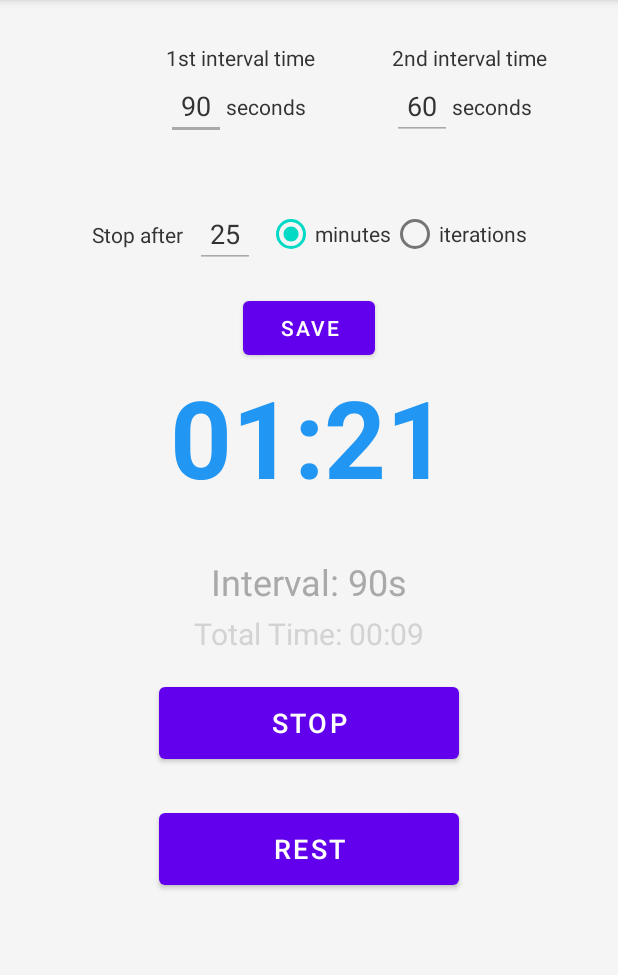
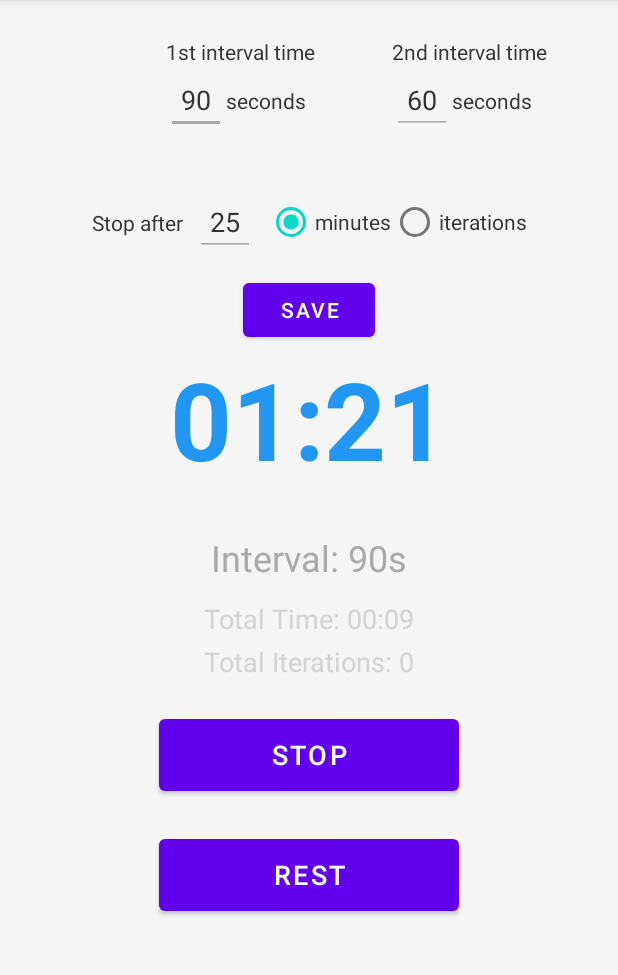
Before and after one commit to wakedappdev/TrainingTimer, an Android app: the screen it shows after launch (MainActivity), on a phone screen of 412 x 824 dp, the part 84-1059 px from its top. Run offline under Robolectric (Android 15) with nearby library versions, the phone set to English and light mode, and no system bars.

Commit message:
Added total time and total iterations count

```diff
--- a/app/src/main/java/com/example/timerapp/MainActivity.kt
+++ b/app/src/main/java/com/example/timerapp/MainActivity.kt
@@ -16,6 +16,7 @@ class MainActivity : AppCompatActivity() {
     private lateinit var timerText: TextView
     private lateinit var intervalText: TextView
     private lateinit var totalTimeText: TextView
+    private lateinit var totalIterationsText: TextView
     private lateinit var startStopButton: Button
     private lateinit var restButton: Button
     private lateinit var interval1Input: EditText
@@ -26,6 +27,7 @@ class MainActivity : AppCompatActivity() {
 
     private var countDownTimer: CountDownTimer? = null
     private var totalTimer: CountDownTimer? = null
+    private var trackingTimer: CountDownTimer? = null
     private var isRunning = false
     private var interval1 = 90
     private var interval2 = 60
@@ -45,6 +47,7 @@ class MainActivity : AppCompatActivity() {
         timerText = findViewById(R.id.timerText)
         intervalText = findViewById(R.id.intervalText)
         totalTimeText = findViewById(R.id.totalTimeText)
+        totalIterationsText = findViewById(R.id.totalIterationsText)
         startStopButton = findViewById(R.id.startStopButton)
         restButton = findViewById(R.id.restButton)
         interval1Input = findViewById(R.id.interval1Input)
@@ -56,7 +59,6 @@ class MainActivity : AppCompatActivity() {
         toneGenerator = ToneGenerator(AudioManager.STREAM_ALARM, 100)
 
         updateDisplay()
-        startTimer()
 
         startStopButton.setOnClickListener {
             if (isRunning) {
@@ -99,6 +101,8 @@ class MainActivity : AppCompatActivity() {
                 totalDurationInput.setText("8")
             }
         }
+
+        startTimer()
     }
 
     private fun startTimer() {
@@ -107,8 +111,11 @@ class MainActivity : AppCompatActivity() {
         startStopButton.text = "Stop"
         totalTimeElapsed = 0L
         iterationCount = 0
+        updateDisplay()
 
         createTimer(remainingTime)
+        startTrackingTimer()
+
         if (stopConditionType.checkedRadioButtonId == R.id.stopAfterMinutes) {
             startTotalTimer()
         }
@@ -119,8 +126,10 @@ class MainActivity : AppCompatActivity() {
         startStopButton.text = "Start"
         countDownTimer?.cancel()
         totalTimer?.cancel()
+        trackingTimer?.cancel()
         countDownTimer = null
         totalTimer = null
+        trackingTimer = null
     }
 
     private fun createTimer(duration: Long) {
@@ -133,7 +142,9 @@ class MainActivity : AppCompatActivity() {
             }
 
             override fun onFinish() {
-                iterationCount++
+                if (currentInterval == interval2) {
+                    iterationCount++
+                }
                 playBeeps(4)
 
                 if (stopConditionType.checkedRadioButtonId == R.id.stopAfterIterations && iterationCount >= totalDuration) {
@@ -172,13 +183,24 @@ class MainActivity : AppCompatActivity() {
         beepTimer.start()
     }
 
+    private fun startTrackingTimer() {
+        trackingTimer?.cancel()
+        trackingTimer = object : CountDownTimer(Long.MAX_VALUE, 1000) {
+            override fun onTick(millisUntilFinished: Long) {
+                if (isRunning) {
+                    totalTimeElapsed += 1000
+                    updateDisplay()
+                }
+            }
+
+            override fun onFinish() {}
+        }.start()
+    }
+
     private fun startTotalTimer() {
         totalTimer?.cancel()
         totalTimer = object : CountDownTimer(totalDuration * 60 * 1000L, 1000) {
-            override fun onTick(millisUntilFinished: Long) {
-                totalTimeElapsed += 1000
-                updateTotalTimeDisplay()
-            }
+            override fun onTick(millisUntilFinished: Long) {}
 
             override fun onFinish() {
                 stopTimer()
@@ -192,19 +214,19 @@ class MainActivity : AppCompatActivity() {
         val secs = seconds % 60
         timerText.text = String.format("%02d:%02d", minutes, secs)
         intervalText.text = "Interval: ${currentInterval}s"
-    }
 
-    private fun updateTotalTimeDisplay() {
-        val seconds = (totalTimeElapsed / 1000).toInt()
-        val minutes = seconds / 60
-        val secs = seconds % 60
-        totalTimeText.text = String.format("Total Time: %02d:%02d", minutes, secs)
+        val totalSeconds = (totalTimeElapsed / 1000).toInt()
+        val totalMinutes = totalSeconds / 60
+        val totalSecs = totalSeconds % 60
+        totalTimeText.text = String.format("Total Time: %02d:%02d", totalMinutes, totalSecs)
+        totalIterationsText.text = "Total Iterations: $iterationCount"
     }
 
     override fun onDestroy() {
         super.onDestroy()
         countDownTimer?.cancel()
         totalTimer?.cancel()
+        trackingTimer?.cancel()
         toneGenerator.release()
     }
 }
--- a/app/src/main/res/layout/activity_main.xml
+++ b/app/src/main/res/layout/activity_main.xml
@@ -21,16 +21,16 @@
         android:id="@+id/interval1Input"
         android:layout_width="40dp"
         android:layout_height="wrap_content"
+        android:layout_marginTop="44dp"
+        android:backgroundTint="#A9A9A9"
         android:gravity="center"
         android:hint="Interval 1 (s)"
         android:inputType="number"
         android:text="90"
         android:textColor="#333333"
-        android:backgroundTint="#A9A9A9"
         app:layout_constraintEnd_toStartOf="@+id/interval2Input"
         app:layout_constraintStart_toStartOf="parent"
-        app:layout_constraintTop_toTopOf="parent"
-        android:layout_marginTop="48dp"/>
+        app:layout_constraintTop_toTopOf="parent" />
 
     <TextView
         android:id="@+id/interval1Seconds"
@@ -38,15 +38,15 @@
         android:layout_height="wrap_content"
         android:text="seconds"
         android:textColor="#333333"
+        app:layout_constraintBottom_toBottomOf="@id/interval1Input"
         app:layout_constraintStart_toEndOf="@id/interval1Input"
-        app:layout_constraintTop_toTopOf="@id/interval1Input"
-        app:layout_constraintBottom_toBottomOf="@id/interval1Input"/>
+        app:layout_constraintTop_toTopOf="@id/interval1Input" />
 
     <EditText
         android:id="@+id/interval2Input"
         android:layout_width="40dp"
         android:layout_height="wrap_content"
-        android:layout_marginTop="48dp"
+        android:layout_marginTop="44dp"
         android:backgroundTint="#A9A9A9"
         android:gravity="center"
         android:hint="Interval 2 (s)"
@@ -82,74 +82,74 @@
         android:layout_height="wrap_content"
         android:text="Stop after"
         android:textColor="#333333"
+        app:layout_constraintBottom_toBottomOf="@+id/totalDurationInput"
+        app:layout_constraintEnd_toStartOf="@+id/totalDurationInput"
         app:layout_constraintHorizontal_chainStyle="packed"
         app:layout_constraintStart_toStartOf="parent"
-        app:layout_constraintEnd_toStartOf="@+id/totalDurationInput"
-        app:layout_constraintTop_toTopOf="@+id/totalDurationInput"
-        app:layout_constraintBottom_toBottomOf="@+id/totalDurationInput" />
+        app:layout_constraintTop_toTopOf="@+id/totalDurationInput" />
 
     <EditText
         android:id="@+id/totalDurationInput"
         android:layout_width="40dp"
         android:layout_height="wrap_content"
+        android:layout_marginStart="8dp"
+        android:layout_marginTop="36dp"
+        android:backgroundTint="#A9A9A9"
         android:gravity="center"
         android:hint="Value"
         android:inputType="number"
         android:text="25"
         android:textColor="#333333"
-        android:backgroundTint="#A9A9A9"
-        android:layout_marginStart="8dp"
-        app:layout_constraintTop_toBottomOf="@id/interval1Input"
+        app:layout_constraintEnd_toStartOf="@+id/stopConditionType"
         app:layout_constraintStart_toEndOf="@+id/totalDurationLabel"
-        app:layout_constraintEnd_toStartOf="@+id/stopConditionType"
-        android:layout_marginTop="40dp"/>
+        app:layout_constraintTop_toBottomOf="@id/interval1Input" />
 
     <RadioGroup
         android:id="@+id/stopConditionType"
         android:layout_width="wrap_content"
         android:layout_height="wrap_content"
+        android:layout_marginStart="8dp"
         android:orientation="horizontal"
-        android:layout_marginStart="8dp"
+        app:layout_constraintBottom_toBottomOf="@id/totalDurationInput"
+        app:layout_constraintEnd_toEndOf="parent"
         app:layout_constraintStart_toEndOf="@id/totalDurationInput"
-        app:layout_constraintEnd_toEndOf="parent"
-        app:layout_constraintTop_toTopOf="@id/totalDurationInput"
-        app:layout_constraintBottom_toBottomOf="@id/totalDurationInput">
+        app:layout_constraintTop_toTopOf="@id/totalDurationInput">
 
         <RadioButton
             android:id="@+id/stopAfterMinutes"
             android:layout_width="wrap_content"
             android:layout_height="wrap_content"
+            android:checked="true"
             android:text="minutes"
-            android:textColor="#333333"
-            android:checked="true" />
+            android:textColor="#333333" />
 
         <RadioButton
             android:id="@+id/stopAfterIterations"
             android:layout_width="wrap_content"
             android:layout_height="wrap_content"
-            android:textColor="#333333"
-            android:text="iterations" />
+            android:text="iterations"
+            android:textColor="#333333" />
     </RadioGroup>
 
     <Button
         android:id="@+id/saveIntervalsButton"
         android:layout_width="wrap_content"
         android:layout_height="wrap_content"
+        android:layout_marginTop="12dp"
         android:text="Save"
-        app:layout_constraintTop_toBottomOf="@+id/totalDurationInput"
+        app:layout_constraintEnd_toEndOf="parent"
         app:layout_constraintStart_toStartOf="parent"
-        app:layout_constraintEnd_toEndOf="parent"
-        android:layout_marginTop="16dp"/>
+        app:layout_constraintTop_toBottomOf="@+id/totalDurationInput" />
 
     <TextView
         android:id="@+id/timerText"
         android:layout_width="wrap_content"
         android:layout_height="wrap_content"
+        android:layout_marginBottom="28dp"
         android:text="00:00"
+        android:textColor="#2196F3"
         android:textSize="72sp"
         android:textStyle="bold"
-        android:textColor="#2196F3"
-        android:layout_marginBottom="32dp"
         app:layout_constraintBottom_toTopOf="@id/intervalText"
         app:layout_constraintEnd_toEndOf="parent"
         app:layout_constraintStart_toStartOf="parent"
@@ -159,46 +159,58 @@
         android:id="@+id/intervalText"
         android:layout_width="wrap_content"
         android:layout_height="wrap_content"
+        android:layout_marginTop="28dp"
         android:text="Interval: 60s"
+        android:textColor="#A9A9A9"
         android:textSize="24sp"
-        android:textColor="#A9A9A9"
-        android:layout_marginTop="32dp"
-        app:layout_constraintTop_toBottomOf="@+id/timerText"
         app:layout_constraintEnd_toEndOf="parent"
-        app:layout_constraintStart_toStartOf="parent" />
+        app:layout_constraintStart_toStartOf="parent"
+        app:layout_constraintTop_toBottomOf="@+id/timerText" />
 
     <TextView
         android:id="@+id/totalTimeText"
         android:layout_width="wrap_content"
         android:layout_height="wrap_content"
+        android:layout_marginTop="12dp"
         android:text="Total Time: 00:00"
-        android:textSize="20sp"
         android:textColor="#D3D3D3"
-        app:layout_constraintBottom_toTopOf="@id/startStopButton"
+        android:textSize="18sp"
+        app:layout_constraintEnd_toEndOf="parent"
         app:layout_constraintStart_toStartOf="parent"
+        app:layout_constraintTop_toBottomOf="@+id/intervalText" />
+
+    <TextView
+        android:id="@+id/totalIterationsText"
+        android:layout_width="wrap_content"
+        android:layout_height="wrap_content"
+        android:layout_marginTop="4dp"
+        android:text="Total Iterations: 0"
+        android:textColor="#D3D3D3"
+        android:textSize="18sp"
         app:layout_constraintEnd_toEndOf="parent"
-        android:layout_marginBottom="16dp" />
+        app:layout_constraintStart_toStartOf="parent"
+        app:layout_constraintTop_toBottomOf="@+id/totalTimeText" />
 
     <Button
         android:id="@+id/startStopButton"
         android:layout_width="200dp"
         android:layout_height="60dp"
+        android:layout_marginTop="20dp"
         android:text="Start"
         android:textSize="18sp"
-        android:layout_marginTop="48dp"
-        app:layout_constraintTop_toBottomOf="@id/intervalText"
         app:layout_constraintEnd_toEndOf="parent"
-        app:layout_constraintStart_toStartOf="parent" />
+        app:layout_constraintStart_toStartOf="parent"
+        app:layout_constraintTop_toBottomOf="@+id/totalIterationsText" />
 
     <Button
         android:id="@+id/restButton"
         android:layout_width="200dp"
         android:layout_height="60dp"
+        android:layout_marginTop="20dp"
         android:text="Rest"
         android:textSize="18sp"
-        android:layout_marginTop="24dp"
-        app:layout_constraintTop_toBottomOf="@+id/startStopButton"
         app:layout_constraintEnd_toEndOf="parent"
-        app:layout_constraintStart_toStartOf="parent" />
+        app:layout_constraintStart_toStartOf="parent"
+        app:layout_constraintTop_toBottomOf="@+id/startStopButton" />
 
 </androidx.constraintlayout.widget.ConstraintLayout>
```
